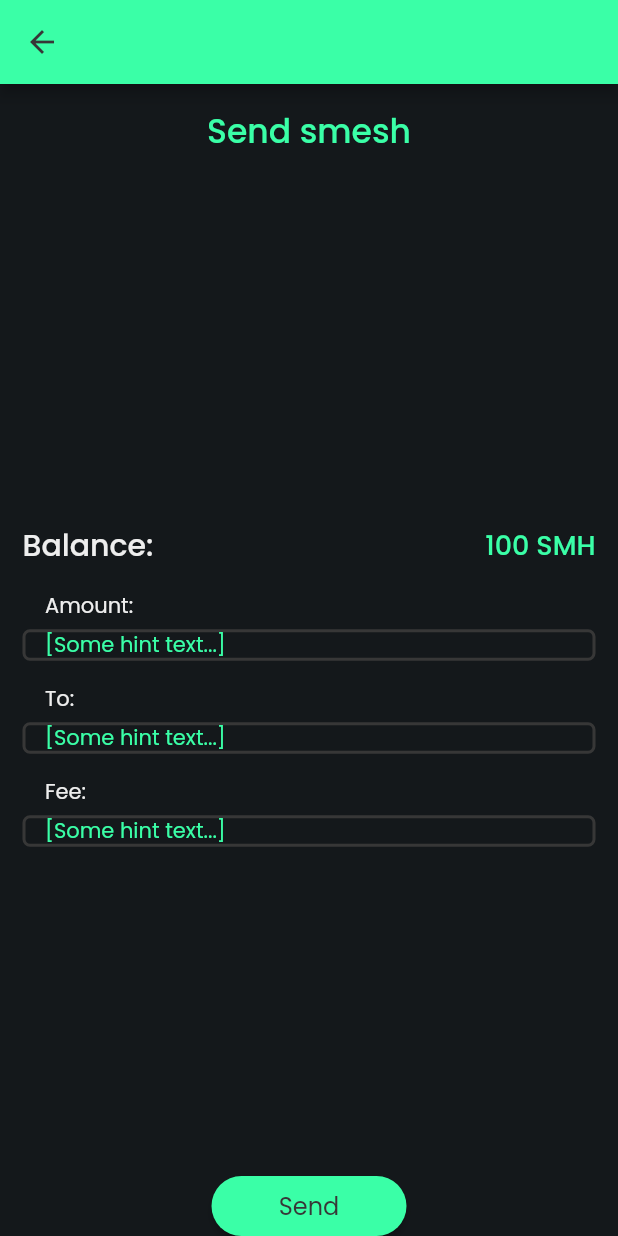
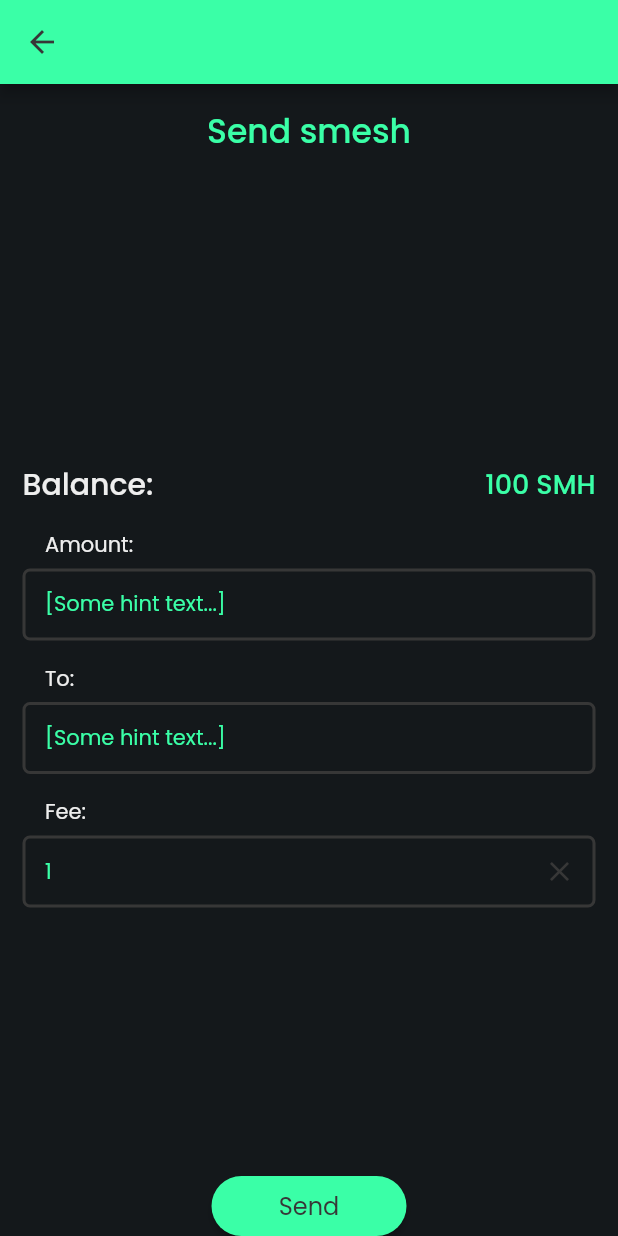
Before and after one commit to andreivcodes/sm_mobile_wallet, a Flutter app: the SendTxWidget screen opened directly, on a phone screen of 412 x 824 dp. Run offline on Flutter 3.47's test engine with Material 2 defaults, Android fonts, the phone set to English and light mode, and no system bars; drawn by our look-alikes of auto_size_text; our stand-ins replace flutter_spinkit, flutter_svg, font_awesome_flutter, geolocator, google_fonts, page_transition and 2 more.

Commit message:
Updating to latest FlutterFlow output.

```diff
--- a/lib/send_tx/send_tx_widget.dart
+++ b/lib/send_tx/send_tx_widget.dart
@@ -24,7 +24,7 @@ class _SendTxWidgetState extends State<SendTxWidget> {
     super.initState();
     textController1 = TextEditingController();
     textController2 = TextEditingController();
-    textController3 = TextEditingController();
+    textController3 = TextEditingController(text: '1');
   }
 
   @override
@@ -115,7 +115,6 @@ class _SendTxWidgetState extends State<SendTxWidget> {
                         controller: textController1,
                         obscureText: false,
                         decoration: InputDecoration(
-                          isDense: true,
                           hintText: '[Some hint text...]',
                           hintStyle: FlutterFlowTheme.bodyText1.override(
                             fontFamily: 'Poppins',
@@ -185,7 +184,6 @@ class _SendTxWidgetState extends State<SendTxWidget> {
                         controller: textController2,
                         obscureText: false,
                         decoration: InputDecoration(
-                          isDense: true,
                           hintText: '[Some hint text...]',
                           hintStyle: FlutterFlowTheme.bodyText1.override(
                             fontFamily: 'Poppins',
@@ -254,7 +252,6 @@ class _SendTxWidgetState extends State<SendTxWidget> {
                         controller: textController3,
                         obscureText: false,
                         decoration: InputDecoration(
-                          isDense: true,
                           hintText: '[Some hint text...]',
                           hintStyle: FlutterFlowTheme.bodyText1.override(
                             fontFamily: 'Poppins',
```
